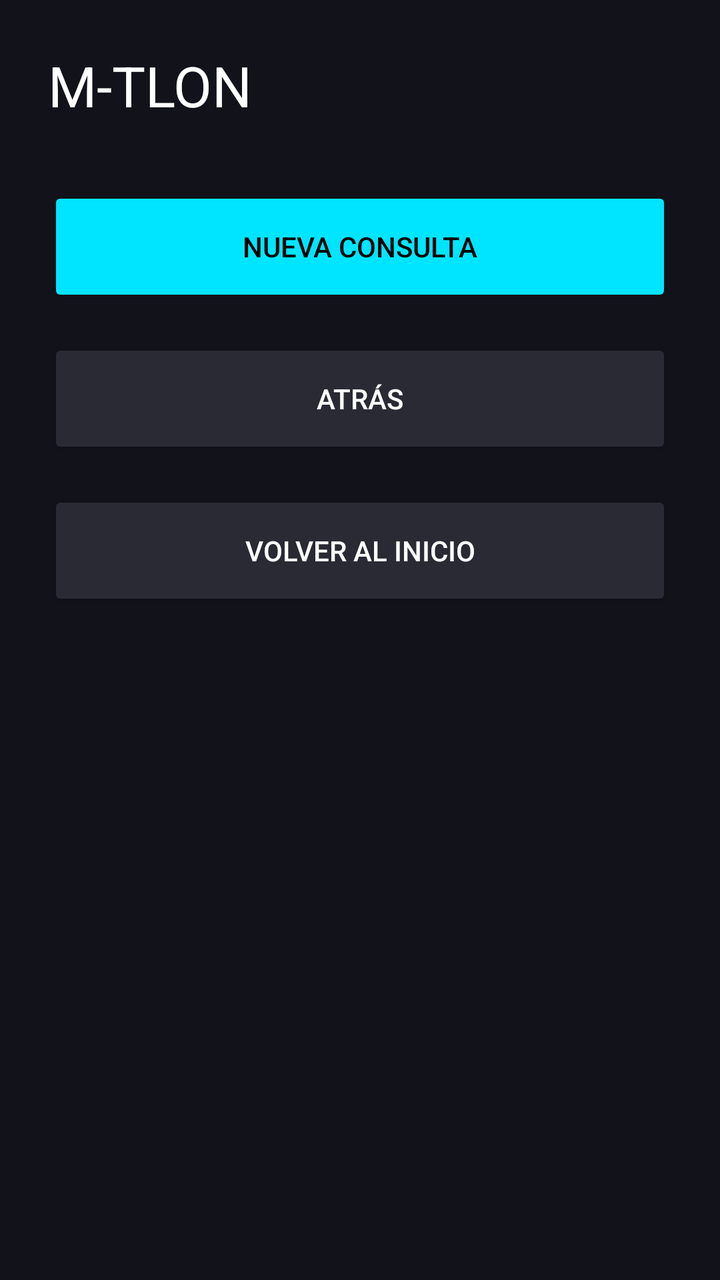
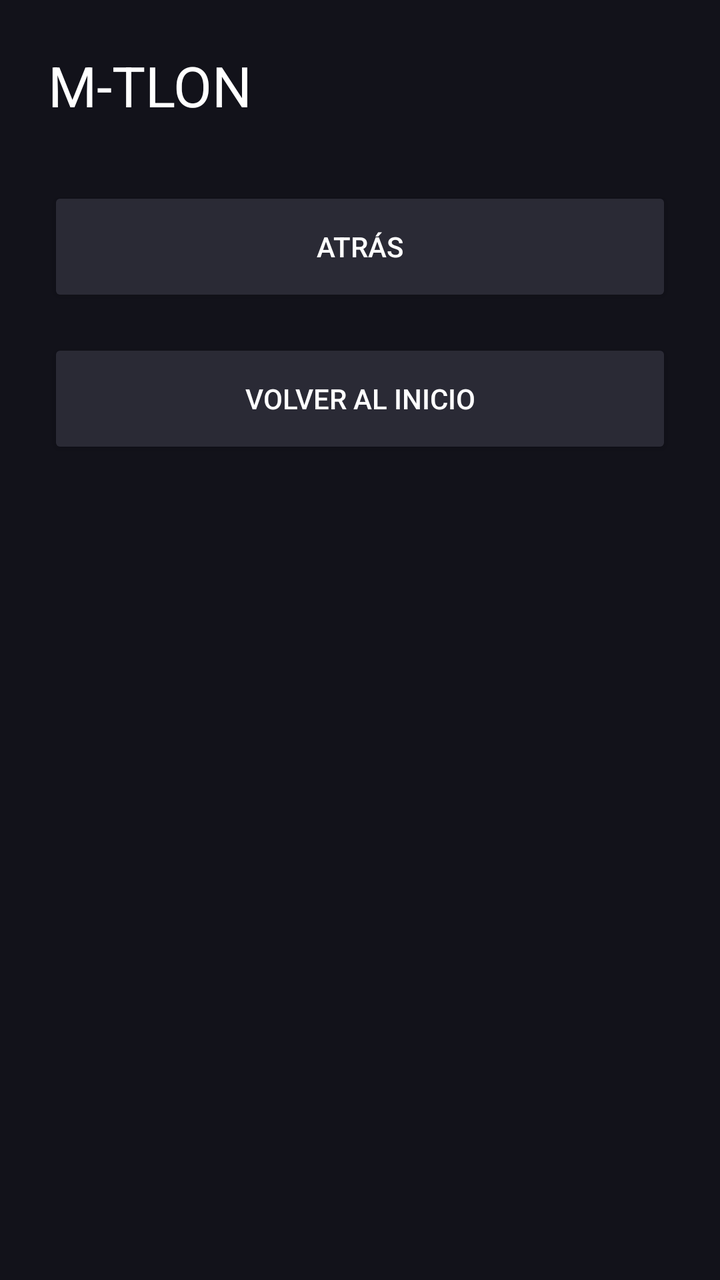

Before-and-after screenshots of an Android layout around one commit, followed by the original layout XML and the change that was made.
<!-- AndroidManifest.xml: application theme Theme.triada_DAM_MTlon -->
<!-- res/layout/activity_resultado_verificacion.xml -->
<?xml version="1.0" encoding="utf-8"?>
<LinearLayout xmlns:android="http://schemas.android.com/apk/res/android"
    xmlns:tools="http://schemas.android.com/tools"
    android:layout_width="match_parent"
    android:layout_height="match_parent"
    android:orientation="vertical"
    android:background="#12121A"
    android:padding="24dp">

    <TextView
        android:layout_width="match_parent"
        android:layout_height="wrap_content"
        android:text="M-TLON"
        android:textColor="#FFFFFF"
        android:textSize="28sp"
        android:textAlignment="center"
        android:layout_marginBottom="32dp"
        tools:ignore="HardcodedText" />

    <LinearLayout
        android:id="@+id/llNoRegistrado"
        android:layout_width="match_parent"
        android:layout_height="wrap_content"
        android:orientation="vertical"
        android:visibility="gone">

        <TextView
            android:id="@+id/tvDniBuscado"
            android:layout_width="match_parent"
            android:layout_height="wrap_content"
            android:background="#1A1A24"
            android:padding="16dp"
            android:textColor="#FFFFFF"
            android:layout_marginBottom="16dp"/>


        <Button
            android:id="@+id/btnIrARegistro"
            android:layout_width="match_parent"
            android:layout_height="60dp"
            android:text="Registrar"
            android:backgroundTint="#00E5FF"
            android:textColor="#000000"
            android:layout_marginBottom="16dp"
            tools:ignore="HardcodedText" />
    </LinearLayout>

    <LinearLayout
        android:id="@+id/llRegistrado"
        android:layout_width="match_parent"
        android:layout_height="wrap_content"
        android:orientation="vertical"
        android:visibility="gone">

        <LinearLayout
            android:layout_width="match_parent"
            android:layout_height="wrap_content"
            android:orientation="vertical"
            android:background="#1A1A24"
            android:padding="16dp"
            android:layout_marginBottom="16dp">

            <TextView
                android:id="@+id/tvNombreResult"
                android:layout_width="match_parent"
                android:layout_height="wrap_content"
                android:textColor="#FFFFFF"
                android:textSize="20sp"
                android:textStyle="bold"/>
            <TextView
                android:id="@+id/tvTipoSocioBadge"
                android:layout_width="wrap_content"
                android:layout_height="wrap_content"
                android:textColor="#00E5FF"/>
        </LinearLayout>

        <TextView
            android:id="@+id/tvAptoResult"
            android:layout_width="match_parent"
            android:layout_height="wrap_content"
            android:background="#1A1A24"
            android:padding="16dp"
            android:textColor="#FFFFFF"
            android:layout_marginBottom="8dp"/>

        <Button
            android:id="@+id/btnRenovarApto"
            android:layout_width="match_parent"
            android:layout_height="50dp"
            android:text="Renovar Apto Médico"
            android:backgroundTint="#2A2A35"
            android:textColor="#FFFFFF"
            android:layout_marginBottom="16dp"
            tools:ignore="HardcodedText" />

        <LinearLayout
            android:id="@+id/llTarjetaCuota"
            android:layout_width="match_parent"
            android:layout_height="wrap_content"
            android:orientation="vertical"
            android:background="#1A1A24"
            android:padding="16dp"
            android:layout_marginBottom="16dp">
            <TextView
                android:id="@+id/tvEstadoCuota"
                android:layout_width="match_parent"
                android:layout_height="wrap_content"
                android:textColor="#FFFFFF"/>
        </LinearLayout>

        <Button
            android:id="@+id/btnImprimirCarnet"
            android:layout_width="match_parent"
            android:layout_height="60dp"
            android:text="Imprimir carnet"
            android:backgroundTint="#00E5FF"
            android:textColor="#000000"
            android:layout_marginBottom="16dp"
            tools:ignore="HardcodedText" />
    </LinearLayout>

    <Button
        android:id="@+id/btnNuevaConsulta"
        android:layout_width="match_parent"
        android:layout_height="60dp"
        android:text="Nueva Consulta"
        android:backgroundTint="#00E5FF"
        android:textColor="#000000"
        android:layout_marginBottom="16dp"
        tools:ignore="HardcodedText,VisualLintButtonSize" />

    <Button
        android:id="@+id/btnAtrasResult"
        android:layout_width="match_parent"
        android:layout_height="60dp"
        android:text="Atrás"
        android:backgroundTint="#2A2A35"
        android:textColor="#FFFFFF"
        android:layout_marginBottom="16dp"
        tools:ignore="HardcodedText,VisualLintButtonSize" />

    <Button
        android:id="@+id/btnVolverMenuResult"
        android:layout_width="match_parent"
        android:layout_height="60dp"
        android:text="Volver al Inicio"
        android:backgroundTint="#2A2A35"
        android:textColor="#FFFFFF"
        tools:ignore="HardcodedText,VisualLintButtonSize" />

</LinearLayout>
<!-- resources referenced by this layout -->
<resources>
  <style name="Theme.triada_DAM_MTlon" parent="Base.Theme.triada_DAM_MTlon" />
  <style name="Base.Theme.triada_DAM_MTlon" parent="Theme.Material3.DayNight.NoActionBar">
          
          
      </style>
</resources>

<!-- the commit's change to res/layout/activity_resultado_verificacion.xml (unified diff, before → after) -->
@@ -86,11 +86,12 @@
         <Button
             android:id="@+id/btnRenovarApto"
             android:layout_width="match_parent"
-            android:layout_height="50dp"
+            android:layout_height="wrap_content"
+            android:padding="16dp"
             android:text="Renovar Apto Médico"
             android:backgroundTint="#2A2A35"
             android:textColor="#FFFFFF"
-            android:layout_marginBottom="16dp"
+            android:layout_marginBottom="8dp"
             tools:ignore="HardcodedText" />
 
         <LinearLayout
@@ -120,16 +121,6 @@
     </LinearLayout>
 
     <Button
-        android:id="@+id/btnNuevaConsulta"
-        android:layout_width="match_parent"
-        android:layout_height="60dp"
-        android:text="Nueva Consulta"
-        android:backgroundTint="#00E5FF"
-        android:textColor="#000000"
-        android:layout_marginBottom="16dp"
-        tools:ignore="HardcodedText,VisualLintButtonSize" />
-
-    <Button
         android:id="@+id/btnAtrasResult"
         android:layout_width="match_parent"
         android:layout_height="60dp"
